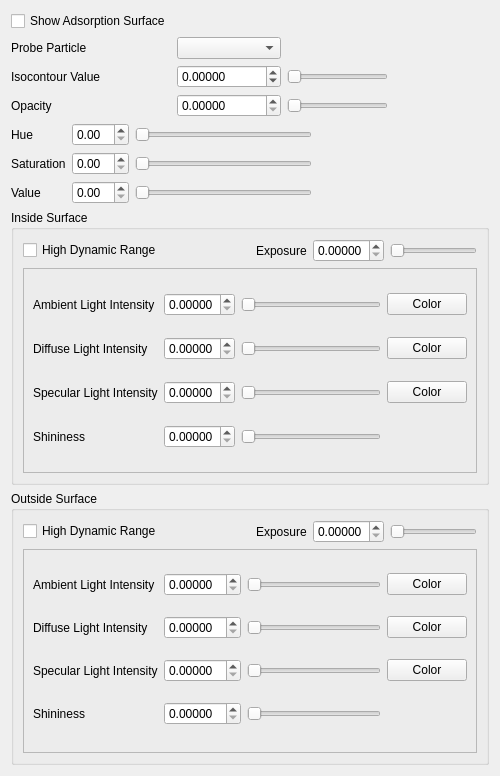
The window that iraspa/iraspagui/appearanceadsorptionsurfaceform.ui (iRASPA/iRASPA-QT) describes before a commit, drawn with Qt 5.
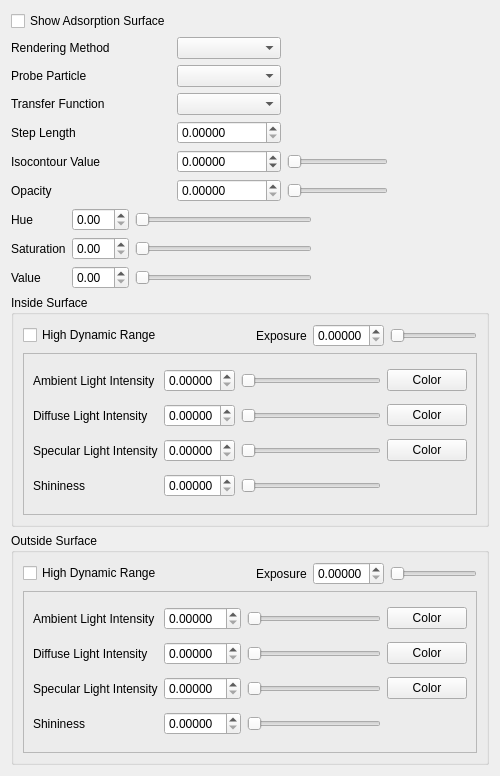
The same window after the commit. Custom widgets are drawn as their Qt base class.

Commit message: Added GUI for energy volume rendering

```diff
--- a/iraspa/iraspagui/appearanceadsorptionsurfaceform.ui
+++ b/iraspa/iraspagui/appearanceadsorptionsurfaceform.ui
@@ -18,73 +18,20 @@
     <layout class="QHBoxLayout" name="horizontalLayout_4">
      <item>
       <layout class="QGridLayout" name="gridLayout_3" columnstretch="3,2,2,2">
-       <item row="0" column="3">
-        <spacer name="horizontalSpacer_2">
-         <property name="orientation">
-          <enum>Qt::Horizontal</enum>
-         </property>
-         <property name="sizeHint" stdset="0">
-          <size>
-           <width>40</width>
-           <height>20</height>
-          </size>
-         </property>
-        </spacer>
-       </item>
-       <item row="0" column="0">
-        <widget class="QCheckBox" name="adsorptionSurfaceCheckBox">
-         <property name="text">
-          <string>Show Adsorption Surface</string>
-         </property>
-        </widget>
-       </item>
-       <item row="2" column="2">
-        <widget class="QDoubleSlider" name="adsorptionSurfaceIsovalueDoubleSlider">
-         <property name="orientation">
-          <enum>Qt::Horizontal</enum>
-         </property>
-        </widget>
-       </item>
-       <item row="2" column="0">
+       <item row="5" column="0">
         <widget class="QLabel" name="label">
          <property name="text">
           <string>Isocontour Value</string>
          </property>
         </widget>
        </item>
-       <item row="1" column="0">
-        <widget class="QLabel" name="label_24">
-         <property name="text">
-          <string>Probe Particle</string>
+       <item row="5" column="2">
+        <widget class="QDoubleSlider" name="adsorptionSurfaceIsovalueDoubleSlider">
+         <property name="orientation">
+          <enum>Qt::Horizontal</enum>
          </property>
         </widget>
        </item>
-       <item row="0" column="1">
-        <spacer name="horizontalSpacer_3">
-         <property name="orientation">
-          <enum>Qt::Horizontal</enum>
-         </property>
-         <property name="sizeHint" stdset="0">
-          <size>
-           <width>40</width>
-           <height>20</height>
-          </size>
-         </property>
-        </spacer>
-       </item>
-       <item row="1" column="3">
-        <spacer name="horizontalSpacer">
-         <property name="orientation">
-          <enum>Qt::Horizontal</enum>
-         </property>
-         <property name="sizeHint" stdset="0">
-          <size>
-           <width>40</width>
-           <height>20</height>
-          </size>
-         </property>
-        </spacer>
-       </item>
        <item row="0" column="2">
         <spacer name="horizontalSpacer_4">
          <property name="orientation">
@@ -98,24 +45,33 @@
          </property>
         </spacer>
        </item>
-       <item row="3" column="0">
-        <widget class="QLabel" name="label_2">
+       <item row="6" column="1">
+        <widget class="CustomDoubleSpinBox" name="adsorptionSurfaceOpacityDoubleSpinBox">
+         <property name="keyboardTracking">
+          <bool>false</bool>
+         </property>
+         <property name="decimals">
+          <number>5</number>
+         </property>
+         <property name="maximum">
+          <double>1.000000000000000</double>
+         </property>
+         <property name="singleStep">
+          <double>0.050000000000000</double>
+         </property>
+        </widget>
+       </item>
+       <item row="0" column="0">
+        <widget class="QCheckBox" name="adsorptionSurfaceCheckBox">
          <property name="text">
-          <string>Opacity</string>
+          <string>Show Adsorption Surface</string>
          </property>
         </widget>
        </item>
-       <item row="3" column="2">
-        <widget class="QDoubleSlider" name="adsorptionSurfaceOpacityDoubleSlider">
-         <property name="orientation">
-          <enum>Qt::Horizontal</enum>
-         </property>
-        </widget>
-       </item>
-       <item row="1" column="1">
+       <item row="2" column="1">
         <widget class="QComboBox" name="probeParticleComboBox"/>
        </item>
-       <item row="2" column="3">
+       <item row="5" column="3">
         <spacer name="horizontalSpacer_5">
          <property name="orientation">
           <enum>Qt::Horizontal</enum>
@@ -128,20 +84,7 @@
          </property>
         </spacer>
        </item>
-       <item row="3" column="3">
-        <spacer name="horizontalSpacer_6">
-         <property name="orientation">
-          <enum>Qt::Horizontal</enum>
-         </property>
-         <property name="sizeHint" stdset="0">
-          <size>
-           <width>40</width>
-           <height>20</height>
-          </size>
-         </property>
-        </spacer>
-       </item>
-       <item row="2" column="1">
+       <item row="5" column="1">
         <widget class="CustomDoubleSpinBox" name="adsorptionSurfaceIsovalueDoubleSpinBox">
          <property name="keyboardTracking">
           <bool>false</bool>
@@ -160,21 +103,203 @@
          </property>
         </widget>
        </item>
+       <item row="1" column="0">
+        <widget class="QLabel" name="label_8">
+         <property name="text">
+          <string>Rendering Method</string>
+         </property>
+        </widget>
+       </item>
+       <item row="2" column="0">
+        <widget class="QLabel" name="label_24">
+         <property name="text">
+          <string>Probe Particle</string>
+         </property>
+        </widget>
+       </item>
+       <item row="6" column="3">
+        <spacer name="horizontalSpacer_6">
+         <property name="orientation">
+          <enum>Qt::Horizontal</enum>
+         </property>
+         <property name="sizeHint" stdset="0">
+          <size>
+           <width>40</width>
+           <height>20</height>
+          </size>
+         </property>
+        </spacer>
+       </item>
+       <item row="6" column="0">
+        <widget class="QLabel" name="label_2">
+         <property name="text">
+          <string>Opacity</string>
+         </property>
+        </widget>
+       </item>
+       <item row="3" column="0">
+        <widget class="QLabel" name="label_9">
+         <property name="text">
+          <string>Transfer Function</string>
+         </property>
+        </widget>
+       </item>
+       <item row="0" column="1">
+        <spacer name="horizontalSpacer_3">
+         <property name="orientation">
+          <enum>Qt::Horizontal</enum>
+         </property>
+         <property name="sizeHint" stdset="0">
+          <size>
+           <width>40</width>
+           <height>20</height>
+          </size>
+         </property>
+        </spacer>
+       </item>
+       <item row="2" column="3">
+        <spacer name="horizontalSpacer">
+         <property name="orientation">
+          <enum>Qt::Horizontal</enum>
+         </property>
+         <property name="sizeHint" stdset="0">
+          <size>
+           <width>40</width>
+           <height>20</height>
+          </size>
+         </property>
+        </spacer>
+       </item>
+       <item row="0" column="3">
+        <spacer name="horizontalSpacer_2">
+         <property name="orientation">
+          <enum>Qt::Horizontal</enum>
+         </property>
+         <property name="sizeHint" stdset="0">
+          <size>
+           <width>40</width>
+           <height>20</height>
+          </size>
+         </property>
+        </spacer>
+       </item>
+       <item row="6" column="2">
+        <widget class="QDoubleSlider" name="adsorptionSurfaceOpacityDoubleSlider">
+         <property name="orientation">
+          <enum>Qt::Horizontal</enum>
+         </property>
+        </widget>
+       </item>
+       <item row="4" column="0">
+        <widget class="QLabel" name="label_10">
+         <property name="text">
+          <string>Step Length</string>
+         </property>
+        </widget>
+       </item>
+       <item row="4" column="1">
+        <widget class="CustomDoubleSpinBox" name="stepLengthDoubleSpinBox">
+         <property name="decimals">
+          <number>5</number>
+         </property>
+        </widget>
+       </item>
        <item row="3" column="1">
-        <widget class="CustomDoubleSpinBox" name="adsorptionSurfaceOpacityDoubleSpinBox">
-         <property name="keyboardTracking">
-          <bool>false</bool>
+        <widget class="QComboBox" name="transferFunctionComboBox"/>
+       </item>
+       <item row="1" column="1">
+        <widget class="QComboBox" name="renderingMethodComboBox"/>
+       </item>
+       <item row="1" column="2">
+        <spacer name="horizontalSpacer_12">
+         <property name="orientation">
+          <enum>Qt::Horizontal</enum>
          </property>
-         <property name="decimals">
-          <number>5</number>
+         <property name="sizeHint" stdset="0">
+          <size>
+           <width>40</width>
+           <height>20</height>
+          </size>
          </property>
-         <property name="maximum">
-          <double>1.000000000000000</double>
+        </spacer>
+       </item>
+       <item row="1" column="3">
+        <spacer name="horizontalSpacer_13">
+         <property name="orientation">
+          <enum>Qt::Horizontal</enum>
          </property>
-         <property name="singleStep">
-          <double>0.050000000000000</double>
+         <property name="sizeHint" stdset="0">
+          <size>
+           <width>40</width>
+           <height>20</height>
+          </size>
          </property>
-        </widget>
+        </spacer>
+       </item>
+       <item row="3" column="3">
+        <spacer name="horizontalSpacer_14">
+         <property name="orientation">
+          <enum>Qt::Horizontal</enum>
+         </property>
+         <property name="sizeHint" stdset="0">
+          <size>
+           <width>40</width>
+           <height>20</height>
+          </size>
+         </property>
+        </spacer>
+       </item>
+       <item row="2" column="2">
+        <spacer name="horizontalSpacer_15">
+         <property name="orientation">
+          <enum>Qt::Horizontal</enum>
+         </property>
+         <property name="sizeHint" stdset="0">
+          <size>
+           <width>40</width>
+           <height>20</height>
+          </size>
+         </property>
+        </spacer>
+       </item>
+       <item row="3" column="2">
+        <spacer name="horizontalSpacer_16">
+         <property name="orientation">
+          <enum>Qt::Horizontal</enum>
+         </property>
+         <property name="sizeHint" stdset="0">
+          <size>
+           <width>40</width>
+           <height>20</height>
+          </size>
+         </property>
+        </spacer>
+       </item>
+       <item row="4" column="2">
+        <spacer name="horizontalSpacer_17">
+         <property name="orientation">
+          <enum>Qt::Horizontal</enum>
+         </property>
+         <property name="sizeHint" stdset="0">
+          <size>
+           <width>40</width>
+           <height>20</height>
+          </size>
+         </property>
+        </spacer>
+       </item>
+       <item row="4" column="3">
+        <spacer name="horizontalSpacer_18">
+         <property name="orientation">
+          <enum>Qt::Horizontal</enum>
+         </property>
+         <property name="sizeHint" stdset="0">
+          <size>
+           <width>40</width>
+           <height>20</height>
+          </size>
+         </property>
+        </spacer>
        </item>
       </layout>
      </item>
```
The commit also changes 19 other files.
